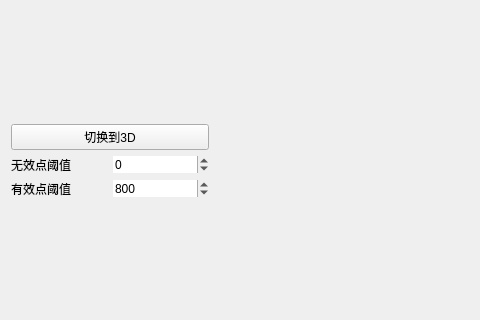
First picture: the form in MainInterface.ui, repository DXia-101/DepthToPCL, before the edit; both pictures show x 0 to 480 and y 150 to 470 of the 1011 by 622 pixel window.
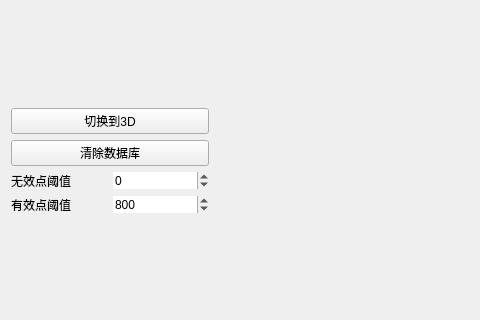
Second picture: the form after the edit.

Commit message: 添加了重置数据库的功能

Diff of the .ui file:
```diff
--- a/MainInterface.ui
+++ b/MainInterface.ui
@@ -28,6 +28,13 @@
          </property>
         </widget>
        </item>
+       <item>
+        <widget class="QPushButton" name="clearDatabaseBtn">
+         <property name="text">
+          <string>清除数据库</string>
+         </property>
+        </widget>
+       </item>
        <item>
         <layout class="QHBoxLayout" name="horizontalLayout">
          <item>
```
The commit also changes 3 other files.
